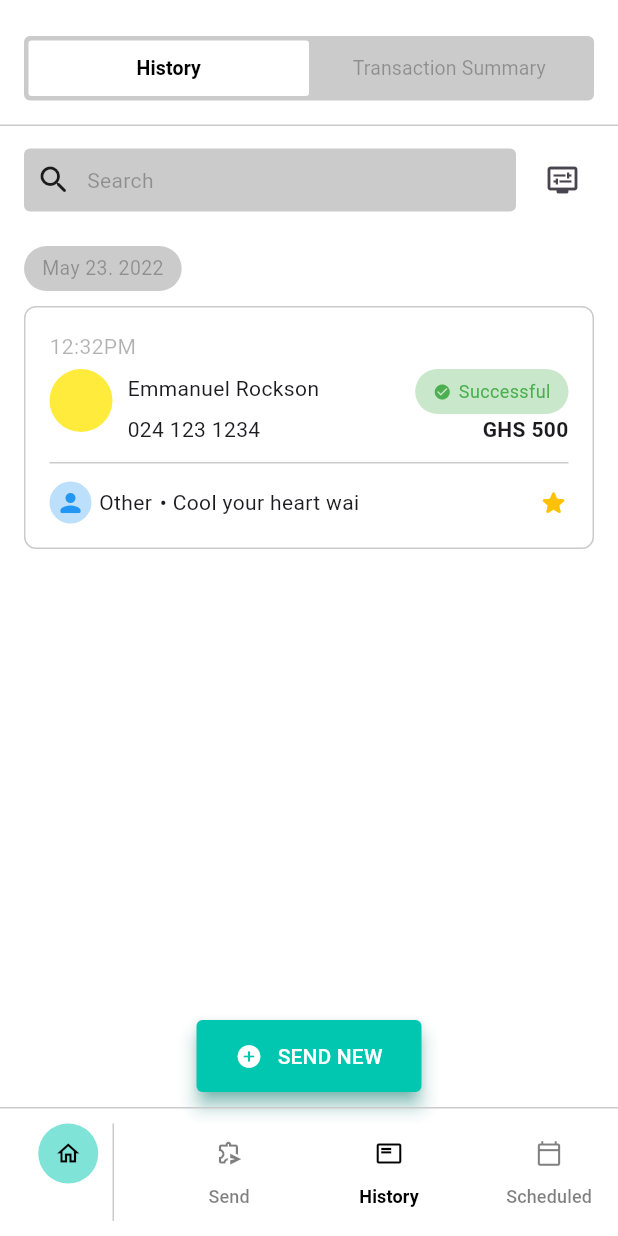
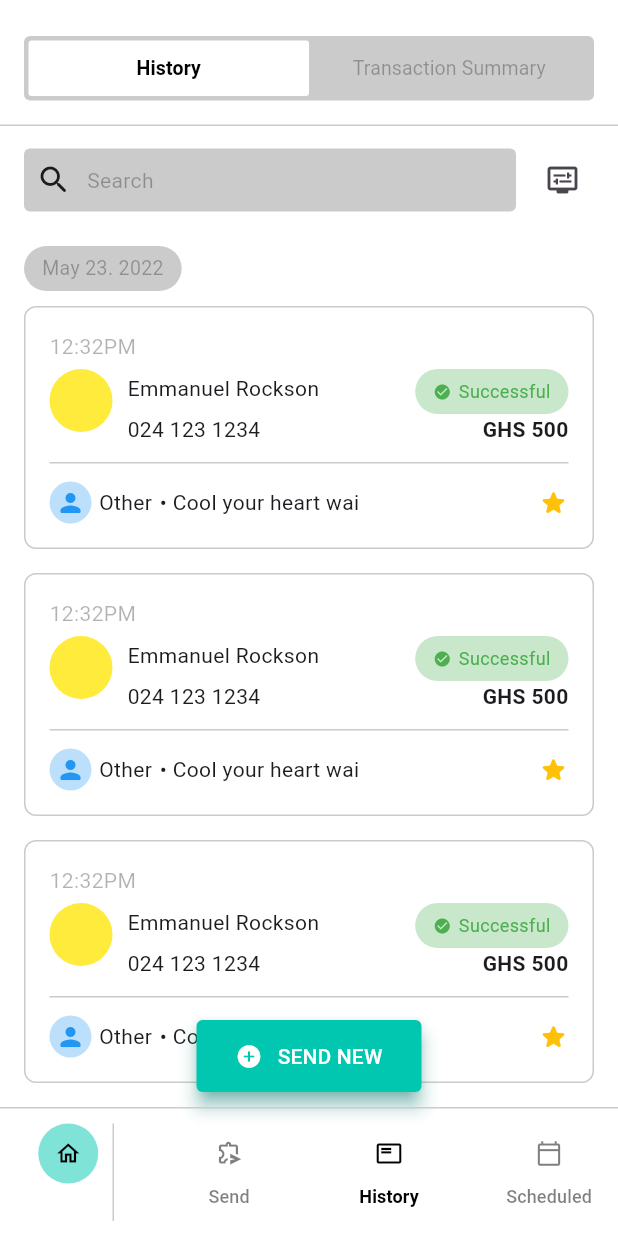
Before and after one commit to paadevelopments/hubtel_test, a Flutter app: the screen it shows after launch, on a phone screen of 412 x 824 dp. Run offline on Flutter 3.47's test engine with Material 3 defaults, Android fonts, the phone set to English and light mode, and no system bars.

Commit message:
Updated UI

```diff
--- a/lib/home.dart
+++ b/lib/home.dart
@@ -11,6 +11,7 @@ class _HomeActivityState extends State<HomeActivity> {
 
   Color cusGrey = const Color(0XFFcbcbcb);
   Color hubtelPrimary = const Color(0xFF01c7b1);
+  bool isLoading = true;
 
   List data = [
     {
@@ -49,6 +50,11 @@ class _HomeActivityState extends State<HomeActivity> {
   ];
   int activeSection = 0;
 
+  int daysBetween(DateTime from, DateTime to) {
+    from = DateTime(from.year, from.month, from.day);
+    to = DateTime(to.year, to.month, to.day);
+    return (to.difference(from).inHours / 24).round();
+  }
 
   Widget d1(String label,bool isActive,dynamic callback) => Expanded(child: FilledButton(
     style: FilledButton.styleFrom(
@@ -103,6 +109,18 @@ class _HomeActivityState extends State<HomeActivity> {
       ],),
     ),
   );
+
+
+  @override
+  void initState() {
+    WidgetsBinding.instance.addPostFrameCallback((_) async {
+      await Future.delayed(Duration(seconds: 2));
+      setState(() {
+        isLoading = false;
+      });
+    });
+    super.initState();
+  }
 
   @override
   Widget build(BuildContext context) {
@@ -170,10 +188,18 @@ class _HomeActivityState extends State<HomeActivity> {
           ),),
         ),
         Expanded(child: LayoutBuilder(builder: (_c,_d) => Stack(children: [
-          SingleChildScrollView(child: Padding(
+          SingleChildScrollView(child: isLoading
+        ? SizedBox(
+            width: double.maxFinite,
+            child: Center(child: CircularProgressIndicator(),),
+          )
+          : Padding(
             padding: EdgeInsets.symmetric(horizontal: 16,vertical: 8),
-            child: Column(children:
-            [
+            child: Column(children: data.asMap().entries.map((listItem) {
+              bool addDateLabel = listItem.key == 0 ? true : daysBetween(DateTime.parse(listItem.value["time"]), DateTime.parse(data[listItem.key - 1]["time"])) > 1;
+              return Column(
+                children: [
+                  addDateLabel ? Column(children: [
                     Row(children: [
                       Container(
                         height: 30,
@@ -186,8 +212,9 @@ class _HomeActivityState extends State<HomeActivity> {
                       ),
                       Expanded(child: SizedBox())
                     ],),
-              SizedBox(height: 10,),
-              Column(children: [
+                    SizedBox(height: 10,)
+                  ],) : SizedBox(),
+                  Padding(padding: EdgeInsets.only(bottom: 16),child: Column(children: [
                     Container(
                       width: double.maxFinite,
                       decoration: BoxDecoration(
@@ -282,8 +309,10 @@ class _HomeActivityState extends State<HomeActivity> {
                         ),
                       ],),
                     ),
-              ],),
-            ],),
+                  ],),),
+                ],
+              );
+            }).toList()),
           ),),
           Positioned(
             bottom: 0, left: 0,
```
Lines whose indentation alone changed are shown as unchanged.
